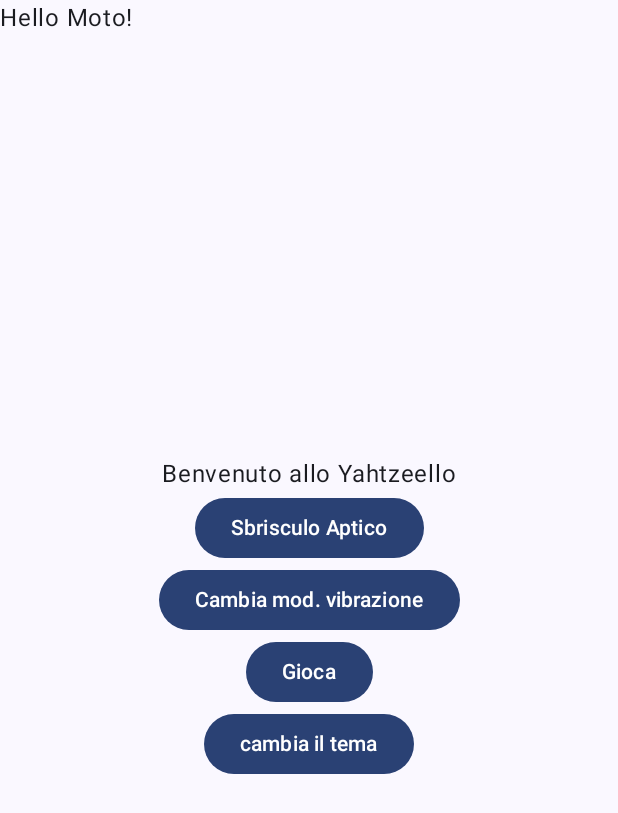
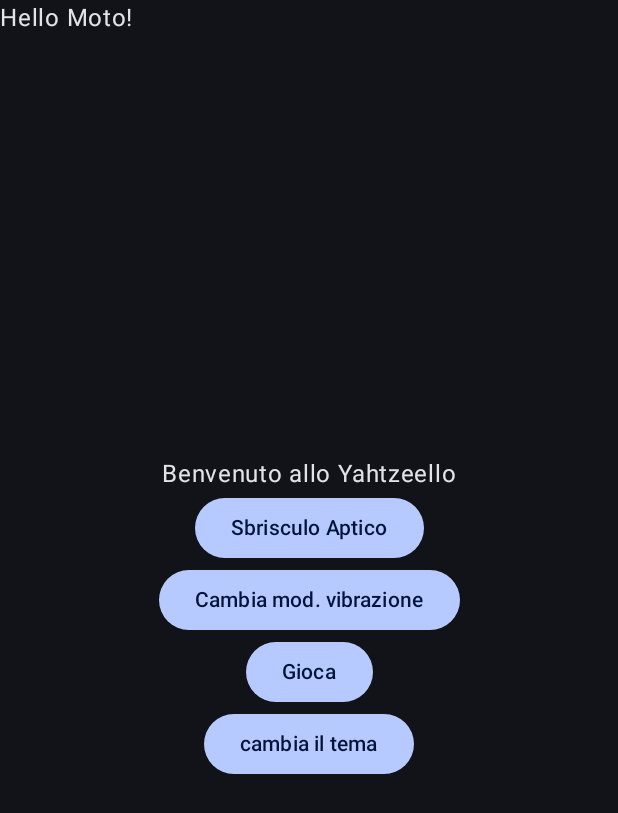
Before and after one commit to BeatriceProietti/Yahtzee, an Android app built with Jetpack Compose: the screen it shows after launch (MainActivity), after a tap on "cambia il tema", on a phone screen of 412 x 824 dp. Shown: the top 813 px of the screen. Run offline under Robolectric (Android 15) with nearby library versions, the phone set to English and light mode, and no system bars.

Commit message:
misteri di kotlin

```diff
--- a/app/src/main/java/it/codesmell/yahtzee/GameLogic.kt
+++ b/app/src/main/java/it/codesmell/yahtzee/GameLogic.kt
@@ -1,4 +1,7 @@
 package it.codesmell.yahtzee
 
 class GameLogic {
+
+
+
 }
--- a/app/src/main/java/it/codesmell/yahtzee/MainActivity.kt
+++ b/app/src/main/java/it/codesmell/yahtzee/MainActivity.kt
@@ -1,6 +1,5 @@
 package it.codesmell.yahtzee
 
-import android.content.res.Configuration
 import android.os.Bundle
 import android.widget.Toast
 import androidx.activity.ComponentActivity
@@ -13,6 +12,9 @@ import androidx.compose.foundation.layout.padding
 import androidx.compose.material3.Scaffold
 import androidx.compose.material3.Text
 import androidx.compose.runtime.Composable
+import androidx.compose.runtime.getValue
+import androidx.compose.runtime.mutableStateOf
+import androidx.compose.runtime.setValue
 import androidx.compose.ui.Alignment
 import androidx.compose.ui.Modifier
 import androidx.navigation.compose.NavHost
@@ -26,21 +28,25 @@ var gthis : MainActivity? = null
 
 var hfx : hapticEffects? = null
 var composables : Composables? = null
-var themeValue = false
+var darkTheme by mutableStateOf(false)
+
 private lateinit var mozione : motionManager
 
 class MainActivity : ComponentActivity() {
     override fun onCreate(savedInstanceState: Bundle?) {
-        mozione = motionManager(this)
         super.onCreate(savedInstanceState)
         enableEdgeToEdge()
+
         gthis = this
         hfx = hapticEffects(this)
         composables = Composables()
-        //val screens = Screens()
+
+        mozione = motionManager(this)
         mozione.start()
+
         setContent {
-            YahtzeeTheme(darkTheme = themeValue) {
+            //var theme by remember{mutableStateOf(false)}
+            YahtzeeTheme(darkTheme = darkTheme) {
                 Scaffold(modifier = Modifier.fillMaxSize()) { innerPadding ->
                     Greeting(name = "Moto", modifier = Modifier.padding(innerPadding)) //possiamo lasciare roba fuori dalla navigazione, in modo che rimanga fissa tra le schermate
                     // roba navigazione ---------------------------------------------------------------------------------
@@ -52,14 +58,15 @@ class MainActivity : ComponentActivity() {
                             route = "MainScreen",
                             //enterTransition = slideInHorizontally{ fullWidth -> fullWidth }
                         ){MainScreen(navCon)} //associa il route "MainScreen" al composable MainScreen
-                        /*
+
                         composable(
                             route = "Screen2"
                         ){Screen2(navCon)}
+
                         composable(
                             route = "GameScreen"
                         ){GameScreen(navCon)}
-                        */
+
                     })
                     // --------------------------------------------------------------------------------------------------
                 }
@@ -76,10 +83,9 @@ fun provas(){
     //Toast.makeText(gthis, "Szsszzziù!!!!", Toast.LENGTH_SHORT).show()
 }
 
-
 fun switchTheme(){
-
-   themeValue = !themeValue
+    darkTheme = !darkTheme
+    Toast.makeText(gthis, "darkTheme = $darkTheme", Toast.LENGTH_SHORT).show()
 }
 
 fun switchVibMode(){ //alterna tra le API di vibrazione, per provare
```
